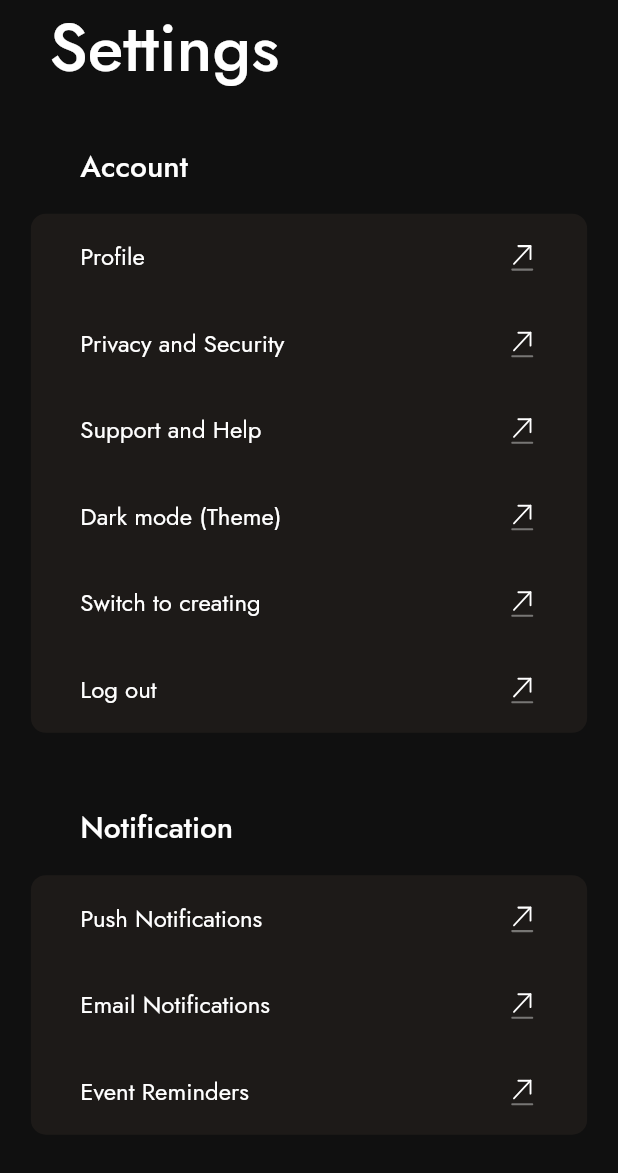
After one commit to Emodot/idonland, a Flutter app: the SettingsScreen screen opened directly, on a phone screen of 412 x 824 dp. The commit adds this screen. Shown: the top 1173 px of the screen. Run offline on Flutter 3.47's test engine with Material 2 defaults, Android fonts, the light colour scheme and no system bars; our stand-ins replace carousel_slider, device_info_plus, flutter_svg, responsive_framework, shared_preferences; missing offline and left inert: android_id, slide_action; accounts and stored records are empty.

Commit message:
developing settings screen and workspace screen

```diff
--- /dev/null
+++ b/lib/ui/settings/settings_screen.dart
@@ -0,0 +1,302 @@
+import 'package:flutter/material.dart';
+import 'package:flutter_svg/flutter_svg.dart';
+import 'package:idonland/utils/constant.dart';
+import 'package:idonland/utils/styles.dart';
+
+class SettingsScreen extends StatelessWidget {
+  const SettingsScreen({super.key});
+
+  @override
+  Widget build(BuildContext context) {
+    final Size size = MediaQuery.of(context).size;
+    return Scaffold(
+      backgroundColor: kBgColor,
+      body: SafeArea(
+        child: Padding(
+          padding: EdgeInsets.symmetric(horizontal: size.width * 0.05),
+          child: Column(
+            crossAxisAlignment: CrossAxisAlignment.start,
+            children: [
+              Padding(
+                padding: EdgeInsets.only(
+                  left: size.width * 0.03,
+                ),
+                child: Text(
+                  'Settings',
+                  style: TextStyle(
+                    fontSize: getLargerText(context),
+                    fontWeight: FontWeight.w500,
+                    color: kWhite,
+                  ),
+                ),
+              ),
+              SizedBox(
+                height: size.height * 0.04,
+              ),
+              Expanded(
+                child: SingleChildScrollView(
+                  child: Column(
+                    crossAxisAlignment: CrossAxisAlignment.start,
+                    children: [
+                      Padding(
+                        padding: EdgeInsets.only(
+                          left: size.width * 0.08,
+                        ),
+                        child: Text(
+                          'Account',
+                          style: TextStyle(
+                            fontSize: getBiggerText(context),
+                            fontWeight: FontWeight.w500,
+                            color: kWhite,
+                          ),
+                        ),
+                      ),
+                      SizedBox(
+                        height: size.height * 0.02,
+                      ),
+                      Container(
+                        child: Container(
+                          padding: EdgeInsets.symmetric(
+                            horizontal: size.width * 0.08,
+                          ),
+                          decoration: const BoxDecoration(
+                            color: Color(0xFF1D1A18),
+                            borderRadius: BorderRadius.all(
+                              Radius.circular(10),
+                            ),
+                          ),
+                          child: Column(
+                            crossAxisAlignment: CrossAxisAlignment.start,
+                            children: [
+                              GestureDetector(
+                                onTap: () {},
+                                child: SizedBox(
+                                  height: size.height * 0.07,
+                                  child: Row(
+                                    mainAxisAlignment:
+                                        MainAxisAlignment.spaceBetween,
+                                    children: [
+                                      Text(
+                                        'Profile',
+                                        style: TextStyle(
+                                          fontSize: getBigRegText(context),
+                                          color: kWhite,
+                                        ),
+                                      ),
+                                      SvgPicture.asset('assets/icons/send.svg')
+                                    ],
+                                  ),
+                                ),
+                              ),
+                              GestureDetector(
+                                onTap: () {},
+                                child: SizedBox(
+                                  height: size.height * 0.07,
+                                  child: Row(
+                                    mainAxisAlignment:
+                                        MainAxisAlignment.spaceBetween,
+                                    children: [
+                                      Text(
+                                        'Privacy and Security',
+                                        style: TextStyle(
+                                          fontSize: getBigRegText(context),
+                                          color: kWhite,
+                                        ),
+                                      ),
+                                      SvgPicture.asset('assets/icons/send.svg')
+                                    ],
+                                  ),
+                                ),
+                              ),
+                              GestureDetector(
+                                onTap: () {},
+                                child: SizedBox(
+                                  height: size.height * 0.07,
+                                  child: Row(
+                                    mainAxisAlignment:
+                                        MainAxisAlignment.spaceBetween,
+                                    children: [
+                                      Text(
+                                        'Support and Help',
+                                        style: TextStyle(
+                                          fontSize: getBigRegText(context),
+                                          color: kWhite,
+                                        ),
+                                      ),
+                                      SvgPicture.asset('assets/icons/send.svg')
+                                    ],
+                                  ),
+                                ),
+                              ),
+                              GestureDetector(
+                                onTap: () {},
+                                child: SizedBox(
+                                  height: size.height * 0.07,
+                                  child: Row(
+                                    mainAxisAlignment:
+                                        MainAxisAlignment.spaceBetween,
+                                    children: [
+                                      Text(
+                                        'Dark mode (Theme)',
+                                        style: TextStyle(
+                                          fontSize: getBigRegText(context),
+                                          color: kWhite,
+                                        ),
+                                      ),
+                                      SvgPicture.asset('assets/icons/send.svg')
+                                    ],
+                                  ),
+                                ),
+                              ),
+                              GestureDetector(
+                                onTap: () {},
+                                child: SizedBox(
+                                  height: size.height * 0.07,
+                                  child: Row(
+                                    mainAxisAlignment:
+                                        MainAxisAlignment.spaceBetween,
+                                    children: [
+                                      Text(
+                                        'Switch to creating',
+                                        style: TextStyle(
+                                          fontSize: getBigRegText(context),
+                                          color: kWhite,
+                                        ),
+                                      ),
+                                      SvgPicture.asset('assets/icons/send.svg')
+                                    ],
+                                  ),
+                                ),
+                              ),
+                              GestureDetector(
+                                onTap: () {},
+                                child: SizedBox(
+                                  height: size.height * 0.07,
+                                  child: Row(
+                                    mainAxisAlignment:
+                                        MainAxisAlignment.spaceBetween,
+                                    children: [
+                                      Text(
+                                        'Log out',
+                                        style: TextStyle(
+                                          fontSize: getBigRegText(context),
+                                          color: kWhite,
+                                        ),
+                                      ),
+                                      SvgPicture.asset('assets/icons/send.svg')
+                                    ],
+                                  ),
+                                ),
+                              ),
+                            ],
+                          ),
+                        ),
+                      ),
+                      SizedBox(
+                        height: size.height * 0.06,
+                      ),
+                      Padding(
+                        padding: EdgeInsets.only(
+                          left: size.width * 0.08,
+                        ),
+                        child: Text(
+                          'Notification',
+                          style: TextStyle(
+                            fontSize: getBiggerText(context),
+                            fontWeight: FontWeight.w500,
+                            color: kWhite,
+                          ),
+                        ),
+                      ),
+                      SizedBox(
+                        height: size.height * 0.02,
+                      ),
+                      Container(
+                        padding: EdgeInsets.symmetric(
+                          horizontal: size.width * 0.08,
+                        ),
+                        decoration: const BoxDecoration(
+                          color: Color(0xFF1D1A18),
+                          borderRadius: BorderRadius.all(
+                            Radius.circular(10),
+                          ),
+                        ),
+                        child: Column(
+                          children: [
+                            GestureDetector(
+                              onTap: () {},
+                              child: SizedBox(
+                                height: size.height * 0.07,
+                                child: Row(
+                                  mainAxisAlignment:
+                                      MainAxisAlignment.spaceBetween,
+                                  children: [
+                                    Text(
+                                      'Push Notifications',
+                                      style: TextStyle(
+                                        fontSize: getBigRegText(context),
+                                        color: kWhite,
+                                      ),
+                                    ),
+                                    SvgPicture.asset('assets/icons/send.svg')
+                                  ],
+                                ),
+                              ),
+                            ),
+                            GestureDetector(
+                              onTap: () {},
+                              child: SizedBox(
+                                height: size.height * 0.07,
+                                child: Row(
+                                  mainAxisAlignment:
+                                      MainAxisAlignment.spaceBetween,
+                                  children: [
+                                    Text(
+                                      'Email Notifications',
+                                      style: TextStyle(
+                                        fontSize: getBigRegText(context),
+                                        color: kWhite,
+                                      ),
+                                    ),
+                                    SvgPicture.asset('assets/icons/send.svg')
+                                  ],
+                                ),
+                              ),
+                            ),
+                            GestureDetector(
+                              onTap: () {},
+                              child: SizedBox(
+                                height: size.height * 0.07,
+                                child: Row(
+                                  mainAxisAlignment:
+                                      MainAxisAlignment.spaceBetween,
+                                  children: [
+                                    Text(
+                                      'Event Reminders',
+                                      style: TextStyle(
+                                        fontSize: getBigRegText(context),
+                                        color: kWhite,
+                                      ),
+                                    ),
+                                    SvgPicture.asset('assets/icons/send.svg')
+                                  ],
+                                ),
+                              ),
+                            ),
+                          ],
+                        ),
+                      ),
+                      SizedBox(
+                        height: size.height * 0.08,
+                      ),
+                    ],
+                  ),
+                ),
+              )
+            ],
+          ),
+        ),
+      ),
+    );
+  }
+}
```
Also changed, not shown: lib/main_layout.dart (+6 -3 lines), lib/ui/dashboard/search_screen.dart (+12 -6 lines), lib/ui/events/events_screen.dart (added, +15 -0 lines), lib/ui/workplace/workplace_screen.dart (added, +114 -0 lines), lib/widgets/bottom_nav_bar.dart (+5 -11 lines).
